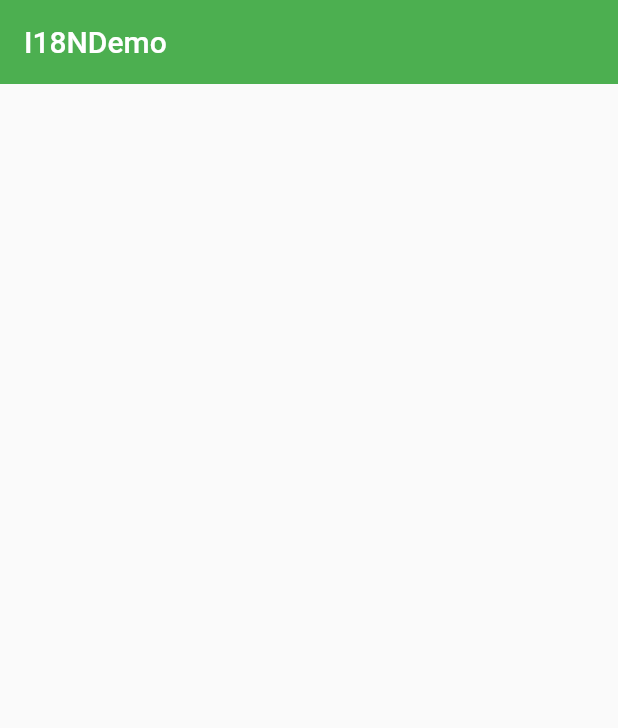
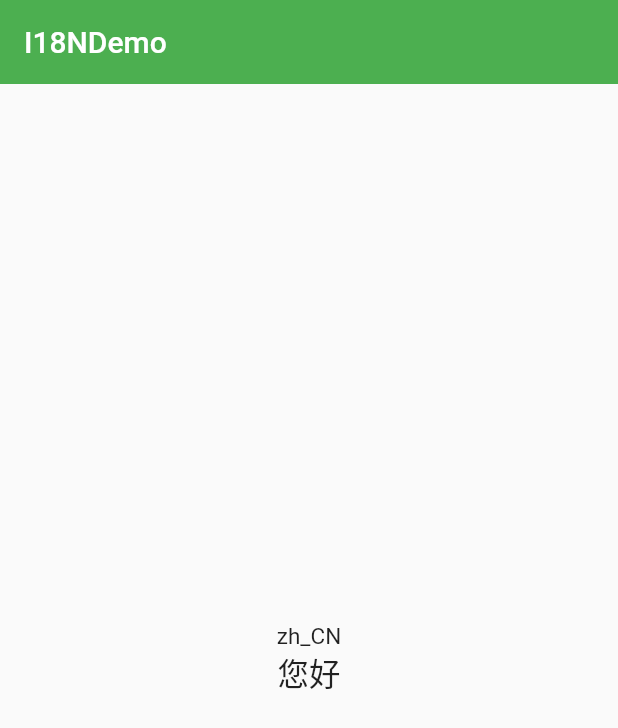
Before and after one commit to MrQiuHaHa/FlutterBase, a Flutter app: the screen it shows after launch, on a phone screen of 412 x 824 dp. Shown: the top 728 px of the screen. Run offline on Flutter 3.47's test engine with Material 2 defaults, Android fonts, the phone set to English and light mode, and no system bars; our stand-ins replace rxdart.

Commit message:
多语言配置方案完成

```diff
--- a/lib/demo/i18n/i18n_demo.dart
+++ b/lib/demo/i18n/i18n_demo.dart
@@ -1,15 +1,30 @@
 import 'package:flutter/material.dart';
+import 'package:flutter_app/demo/i18n/map/ninghao_demo_localizations.dart';
 
 
 class I18NDemo extends StatelessWidget {
   @override
   Widget build(BuildContext context) {
+
+    Locale locale = Localizations.localeOf(context);
+
     return Scaffold(
       appBar: AppBar(
         title: Text('I18NDemo'),
         elevation: 0.0,
       ),
-      body: Container(),
+      body: Center(
+        child: Column(
+          mainAxisAlignment: MainAxisAlignment.center,
+          children: <Widget>[
+            Text(locale.toString()),
+            Text(
+              Localizations.of(context, NinghaoDemoLocalizations).title,
+              style: Theme.of(context).textTheme.title,
+            )
+          ],
+        ),
+      ),
     );
   }
 }
--- /dev/null
+++ b/lib/demo/i18n/map/ninghao_demo_localizations.dart
@@ -0,0 +1,46 @@
+
+
+import 'package:flutter/foundation.dart';
+import 'package:flutter/material.dart';
+
+class NinghaoDemoLocalizations {
+
+  final Locale locale;
+
+  NinghaoDemoLocalizations({
+    this.locale
+  });
+
+  static Map<String, Map<String, String>> _localized = {
+    'en': {
+      'title': 'hello',
+    },
+    'zh': {
+      'title': '您好',
+    }
+  };
+
+  String get title {
+    return _localized[locale.languageCode]['title'];
+  }
+}
+
+class NinghaoDemoLocalizationsDelegate extends LocalizationsDelegate<NinghaoDemoLocalizations> {
+  NinghaoDemoLocalizationsDelegate();
+
+  @override
+  Future<NinghaoDemoLocalizations> load(Locale locale) {
+    return SynchronousFuture<NinghaoDemoLocalizations>(NinghaoDemoLocalizations(locale: locale));
+  }
+
+  @override
+  bool isSupported(Locale locale) {
+
+    return true;
+  }
+
+  @override
+  bool shouldReload(LocalizationsDelegate<NinghaoDemoLocalizations> old) {
+    return false;
+  }
+}
--- a/lib/main.dart
+++ b/lib/main.dart
@@ -1,5 +1,6 @@
 import 'package:flutter/material.dart';
 import 'package:flutter_app/demo/http/http_demo.dart';
+import 'package:flutter_app/demo/i18n/map/ninghao_demo_localizations.dart';
 import './demo/Drawer_demo.dart';
 import './demo/bottom_navigation_bar_demo.dart';
 import './demo/listview_demo.dart';
@@ -30,7 +31,12 @@ class App extends StatelessWidget
     // TODO: implement build
 
     return MaterialApp(
+      // locale: Locale('zh','CN'),
+      localeResolutionCallback: (Locale locale, Iterable<Locale> supportedLocales) {
+        return Locale('zh','CN');//写死具体哪种语言，就不再跟随系统语言自动切换了
+      },
       localizationsDelegates: [
+        NinghaoDemoLocalizationsDelegate(),
         GlobalMaterialLocalizations.delegate,
         GlobalWidgetsLocalizations.delegate,
       ],
```
